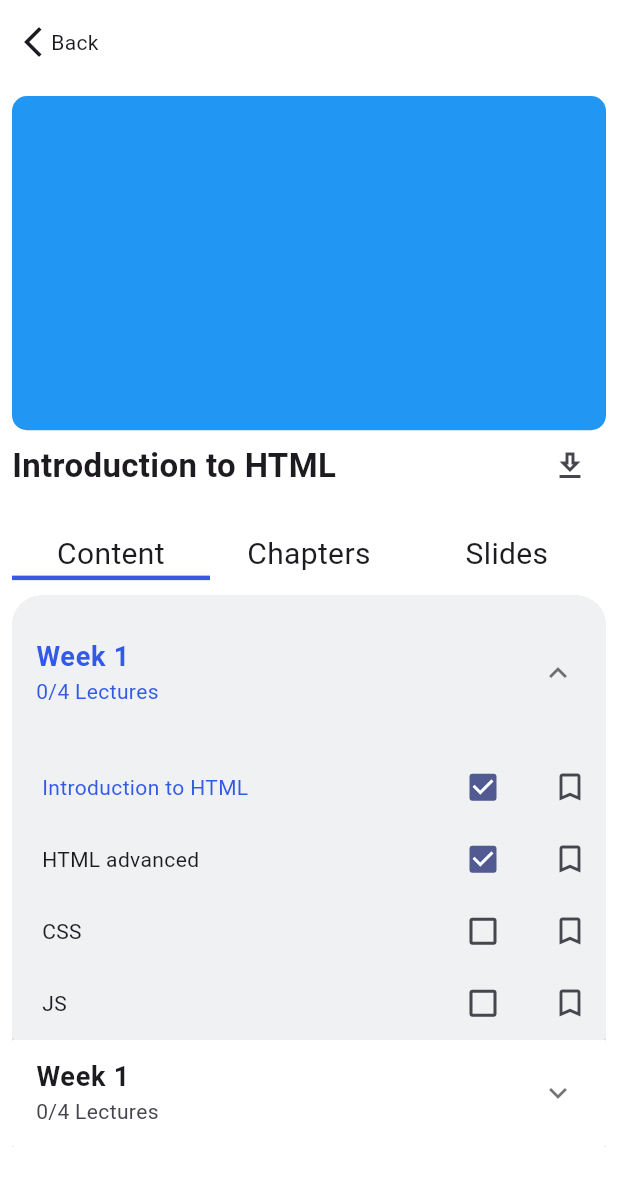
After one commit to code100x/cms-mobile-flutter, a Flutter app: the VideoPlayerScreen screen opened directly, after a tap on "Content", on a phone screen of 412 x 824 dp. The commit adds this screen. Shown: the top 1186 px of the screen. Run offline on Flutter 3.47's test engine with Material 3 defaults, Android fonts, the phone set to English and light mode, and no system bars; our stand-ins replace flutter_riverpod, flutter_svg, go_router.

Commit message:
all courses screens work except video player

```diff
--- a/lib/src/common/course_card.dart
+++ b/lib/src/common/course_card.dart
@@ -1,4 +1,6 @@
 import 'package:flutter/material.dart';
+import 'package:go_router/go_router.dart';
+
 import 'package:cms_flutter/src/common/primary_button.dart';
 
 class CourseCard extends StatefulWidget {
@@ -65,7 +67,10 @@ class _CourseCardState extends State<CourseCard> {
                         ],
                       ),
                       PrimaryButton(
-                          buttonText: 'View Content', onPressed: () {}),
+                          buttonText: 'View Content',
+                          onPressed: () {
+                            context.go('/courses/1');
+                          }),
                       const SizedBox(
                         height: 10,
                       ),
--- /dev/null
+++ b/lib/src/features/courses/video_player/presentation/chapters_details.dart
@@ -0,0 +1,60 @@
+import 'package:flutter/material.dart';
+
+class ChaptersDetails extends StatefulWidget {
+  const ChaptersDetails({super.key});
+
+  @override
+  State<ChaptersDetails> createState() => _ChaptersDetailsState();
+}
+
+class _ChaptersDetailsState extends State<ChaptersDetails> {
+  final items = [
+    "Welcome to 100xDevs",
+    "History of Web Dev",
+    "Early Technologies",
+    "Basics of Devops",
+  ];
+  @override
+  Widget build(BuildContext context) {
+    return ListView.separated(
+        itemBuilder: (context, i) {
+          return SizedBox(
+            height: 50,
+            child: Container(
+              decoration: BoxDecoration(
+                  color: const Color.fromARGB(255, 229, 233, 236),
+                  borderRadius: BorderRadius.circular(10)),
+              child: Padding(
+                padding: const EdgeInsets.only(left: 15.0),
+                child: Row(
+                  children: [
+                    Text('${i + 1}. ${items[i]}'),
+                    const Spacer(),
+                    Container(
+                      decoration: BoxDecoration(
+                          color: const Color(0x443B82F6),
+                          borderRadius: BorderRadius.circular(5)),
+                      child: const Padding(
+                        padding: EdgeInsets.only(
+                            left: 8.0, right: 8.0, top: 4.0, bottom: 4.0),
+                        child: Text(
+                          '00:00:00',
+                          style: TextStyle(color: Color(0xFF3259E8)),
+                        ),
+                      ),
+                    ),
+                    const SizedBox(
+                      width: 10,
+                    ),
+                  ],
+                ),
+              ),
+            ),
+          );
+        },
+        separatorBuilder: (context, i) => const SizedBox(
+              height: 10,
+            ),
+        itemCount: items.length);
+  }
+}
--- /dev/null
+++ b/lib/src/features/courses/video_player/presentation/content_details.dart
@@ -0,0 +1,148 @@
+import 'package:flutter/material.dart';
+
+// stores ExpansionPanel state information
+class Item {
+  Item({
+    required this.expandedValue,
+    required this.headerValue,
+    this.isExpanded = false,
+  });
+
+  Wrap expandedValue;
+  ListTile headerValue;
+  bool isExpanded;
+}
+
+List<Item> generateItems(int numberOfItems) {
+  return List<Item>.generate(numberOfItems, (int index) {
+    return Item(
+        isExpanded: index == 0 ? true : false,
+        headerValue: ListTile(
+          textColor: index == 0 ? const Color(0xFF3259E8) : null,
+          title: const Text(
+            "Week 1",
+            style: TextStyle(
+              fontSize: 18,
+              fontWeight: FontWeight.w600,
+            ),
+          ),
+          subtitle: const Text('0/4 Lectures'),
+        ),
+        expandedValue: Wrap(children: [
+          Row(
+            children: [
+              const SizedBox(
+                width: 20,
+              ),
+              Text(
+                "Introduction to HTML",
+                style: TextStyle(
+                  color: index == 0 ? const Color(0xFF3259E8) : null,
+                ),
+              ),
+              const Spacer(),
+              Checkbox(value: true, onChanged: (val) {}),
+              const SizedBox(
+                width: 10,
+              ),
+              IconButton(
+                  onPressed: () {}, icon: const Icon(Icons.bookmark_border_outlined))
+            ],
+          ),
+          Row(
+            children: [
+              const SizedBox(
+                width: 20,
+              ),
+              const Text("HTML advanced"),
+              const Spacer(),
+              Checkbox(value: true, onChanged: (val) {}),
+              const SizedBox(
+                width: 10,
+              ),
+              IconButton(
+                  onPressed: () {}, icon: const Icon(Icons.bookmark_border_outlined))
+            ],
+          ),
+          Row(
+            children: [
+              const SizedBox(
+                width: 20,
+              ),
+              const Text("CSS"),
+              const Spacer(),
+              Checkbox(value: false, onChanged: (val) {}),
+              const SizedBox(
+                width: 10,
+              ),
+              IconButton(
+                  onPressed: () {}, icon: const Icon(Icons.bookmark_border_outlined))
+            ],
+          ),
+          Row(
+            children: [
+              const SizedBox(
+                width: 20,
+              ),
+              const Text("JS"),
+              const Spacer(),
+              Checkbox(value: false, onChanged: (val) {}),
+              const SizedBox(
+                width: 10,
+              ),
+              IconButton(
+                  onPressed: () {}, icon: const Icon(Icons.bookmark_border_outlined))
+            ],
+          ),
+        ]));
+  });
+}
+
+class ContentDetails extends StatefulWidget {
+  const ContentDetails({super.key});
+
+  @override
+  State<ContentDetails> createState() => _ContentDetailsState();
+}
+
+class _ContentDetailsState extends State<ContentDetails> {
+  final List<Item> _data = generateItems(2);
+
+  @override
+  Widget build(BuildContext context) {
+    return SingleChildScrollView(
+      child: Container(
+        child: _buildPanel(),
+      ),
+    );
+  }
+
+  Widget _buildPanel() {
+    return ClipRRect(
+      clipBehavior: Clip.hardEdge,
+      borderRadius: const BorderRadius.only(
+          topLeft: Radius.circular(20), topRight: Radius.circular(20)),
+      child: ExpansionPanelList(
+        elevation: 1,
+        materialGapSize: 0,
+        expansionCallback: (int index, bool isExpanded) {
+          setState(() {
+            _data[index].isExpanded = isExpanded;
+          });
+        },
+        children: _data.map<ExpansionPanel>((Item item) {
+          return ExpansionPanel(
+            backgroundColor:
+                item.isExpanded ? const Color(0xFFEFF1F3) : Colors.white,
+            canTapOnHeader: true,
+            headerBuilder: (BuildContext context, bool isExpanded) {
+              return item.headerValue;
+            },
+            body: item.expandedValue,
+            isExpanded: item.isExpanded,
+          );
+        }).toList(),
+      ),
+    );
+  }
+}
--- /dev/null
+++ b/lib/src/features/courses/video_player/presentation/slides_details.dart
@@ -0,0 +1,60 @@
+import 'package:flutter/material.dart';
+
+class SlidesDetails extends StatefulWidget {
+  const SlidesDetails({super.key});
+
+  @override
+  State<SlidesDetails> createState() => _SlidesDetailsState();
+}
+
+class _SlidesDetailsState extends State<SlidesDetails> {
+  @override
+  Widget build(BuildContext context) {
+    return ListView(
+      children: [
+        SizedBox(
+          width: double.infinity,
+          height: 100,
+          child: Container(
+            decoration: BoxDecoration(
+                color: const Color(0xFFF1F5F9),
+                border:
+                    Border.all(color: const Color.fromARGB(255, 210, 214, 220)),
+                borderRadius: BorderRadius.circular(15)),
+            child: Align(
+              alignment: Alignment.center,
+              child: ListTile(
+                leading: SizedBox(
+                  width: 50,
+                  height: 50,
+                  child: Container(
+                    decoration: BoxDecoration(
+                        border: Border.all(
+                            color: const Color.fromARGB(255, 164, 168, 174)),
+                        borderRadius: BorderRadius.circular(10)),
+                    child: const Center(
+                      child: Icon(
+                        Icons.insert_drive_file_outlined,
+                        color: Color.fromARGB(255, 103, 106, 110),
+                      ),
+                    ),
+                  ),
+                ),
+                title: const Text('HTML Introduction'),
+                subtitle: const Text('Posted on: 10 Aug 24'),
+                trailing: IconButton(
+                  onPressed: () {
+                    // TODO: Implement delete bookmark
+                  },
+                  icon: const Icon(Icons.download_outlined),
+                  color: Colors.grey,
+                  iconSize: 26,
+                ),
+              ),
+            ),
+          ),
+        )
+      ],
+    );
+  }
+}
--- /dev/null
+++ b/lib/src/features/courses/video_player/presentation/video_player_screen.dart
@@ -0,0 +1,184 @@
+import 'package:cms_flutter/src/features/courses/video_player/presentation/chapters_details.dart';
+import 'package:cms_flutter/src/features/courses/video_player/presentation/content_details.dart';
+import 'package:cms_flutter/src/features/courses/video_player/presentation/slides_details.dart';
+import 'package:flutter/material.dart';
+import 'package:go_router/go_router.dart';
+
+enum _Selection { content, chapters, slides }
+
+class VideoPlayerScreen extends StatefulWidget {
+  const VideoPlayerScreen({super.key});
+
+  @override
+  State<VideoPlayerScreen> createState() => _VideoPlayerScreenState();
+}
+
+class _VideoPlayerScreenState extends State<VideoPlayerScreen> {
+  _Selection selected = _Selection.content;
+  @override
+  Widget build(BuildContext context) {
+    return Scaffold(
+      appBar: AppBar(
+        leadingWidth: 100,
+        leading: InkWell(
+          onTap: () => context.pop(),
+          child: const Row(
+            children: [
+              SizedBox(
+                width: 10,
+              ),
+              Icon(Icons.arrow_back_ios_new_outlined),
+              Text("Back")
+            ],
+          ),
+        ),
+      ),
+      body: SafeArea(
+          child: Padding(
+        padding: const EdgeInsets.all(8.0),
+        child: Column(
+          children: [
+            AspectRatio(
+              aspectRatio: 16.0 / 9.0,
+              // place holder for video area
+              child: Container(
+                decoration: BoxDecoration(
+                    color: Colors.blue,
+                    borderRadius: BorderRadius.circular(10)),
+              ),
+            ),
+            Row(
+              children: [
+                const Text(
+                  'Introduction to HTML',
+                  style: TextStyle(fontSize: 22, fontWeight: FontWeight.bold),
+                ),
+                const Spacer(),
+                IconButton(
+                    onPressed: () {
+                      // TODO: Launch Modal to ask for which quality to download.
+                    },
+                    icon: const Icon(Icons.download_outlined))
+              ],
+            ),
+            Row(
+              mainAxisAlignment: MainAxisAlignment.spaceEvenly,
+              children: [
+                Expanded(
+                  child: InkWell(
+                    onTap: () {
+                      setState(() {
+                        selected = _Selection.content;
+                      });
+                    },
+                    child: Column(
+                      children: [
+                        const SizedBox(
+                          height: 20,
+                        ),
+                        const Text(
+                          "Content",
+                          textAlign: TextAlign.center,
+                          style: TextStyle(
+                            fontSize: 20,
+                          ),
+                        ),
+                        SizedBox(
+                          height: 3,
+                          child: Container(
+                            color: selected == _Selection.content
+                                ? const Color(0xFF3B58E0)
+                                : Colors.transparent,
+                          ),
+                        )
+                      ],
+                    ),
+                  ),
+                ),
+                Expanded(
+                  child: InkWell(
+                    onTap: () {
+                      setState(() {
+                        selected = _Selection.chapters;
+                      });
+                    },
+                    child: Column(
+                      children: [
+                        const SizedBox(
+                          height: 20,
+                        ),
+                        const Text(
+                          "Chapters",
+                          textAlign: TextAlign.center,
+                          style: TextStyle(
+                            fontSize: 20,
+                          ),
+                        ),
+                        SizedBox(
+                          height: 3,
+                          child: Container(
+                            color: selected == _Selection.chapters
+                                ? const Color(0xFF3B58E0)
+                                : Colors.transparent,
+                          ),
+                        )
+                      ],
+                    ),
+                  ),
+                ),
+                Expanded(
+                  child: InkWell(
+                    onTap: () {
+                      setState(() {
+                        selected = _Selection.slides;
+                      });
+                    },
+                    child: Column(
+                      children: [
+                        const SizedBox(
+                          height: 20,
+                        ),
+                        const Text(
+                          "Slides",
+                          textAlign: TextAlign.center,
+                          style: TextStyle(
+                            fontSize: 20,
+                          ),
+                        ),
+                        SizedBox(
+                          height: 3,
+                          child: Container(
+                            color: selected == _Selection.slides
+                                ? const Color(0xFF3B58E0)
+                                : Colors.transparent,
+                          ),
+                        )
+                      ],
+                    ),
+                  ),
+                )
+              ],
+            ),
+            const SizedBox(
+              height: 10,
+            ),
+            Expanded(
+              child: IndexedStack(
+                index: selected == _Selection.content
+                    ? 0
+                    : selected == _Selection.chapters
+                        ? 1
+                        : 2,
+                children: const [
+                  ContentDetails(),
+                  ChaptersDetails(),
+                  SlidesDetails(),
+                ],
+              ),
+            )
+          ],
+        ),
+      )),
+    );
+  }
+}
```
Also changed, not shown: lib/src/features/courses/presentation/course_week_screen.dart (added, +124 -0 lines), lib/src/features/courses/presentation/single_course_screen.dart (added, +111 -0 lines).
